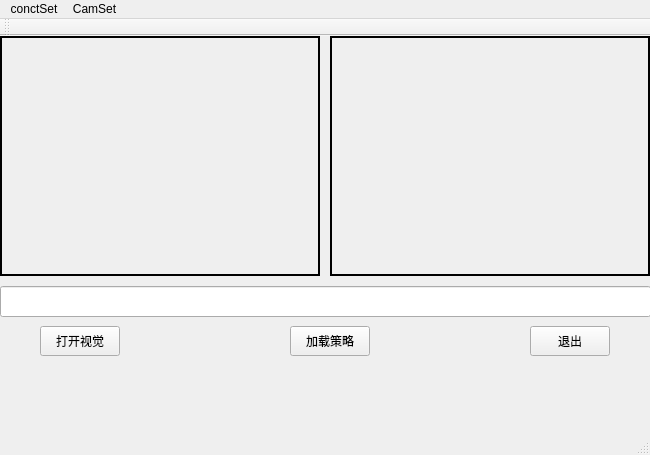
Before: the Qt Designer form visionmainwindow.ui in SWX-TJ/DoubleCameraVision, drawn with Qt 5.
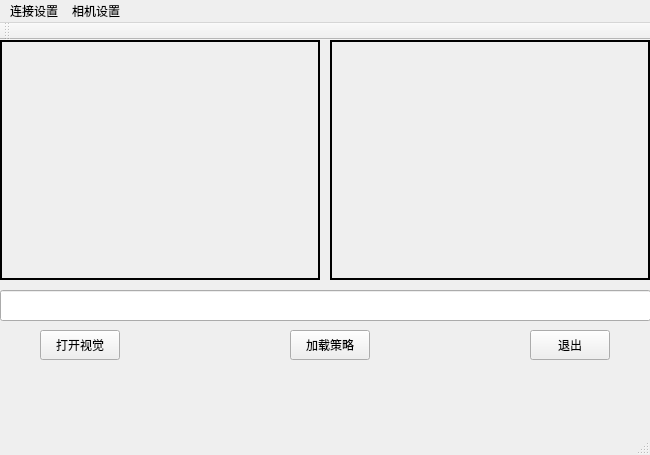
After: the same form once the commit is applied.

What changed in the file:
```diff
--- a/visionmainwindow.ui
+++ b/visionmainwindow.ui
@@ -107,14 +107,14 @@
    </property>
    <widget class="QMenu" name="menuconctSet">
     <property name="title">
-     <string>conctSet</string>
+     <string>连接设置</string>
     </property>
     <addaction name="actionSeriportSet"/>
     <addaction name="actionTcpSet"/>
    </widget>
    <widget class="QMenu" name="menuCamSet">
     <property name="title">
-     <string>CamSet</string>
+     <string>相机设置</string>
     </property>
     <addaction name="actionCamDevSet"/>
     <addaction name="actionImageSet"/>
```
Left out of the diff: 8 changed lines with no effect on the pictures.
